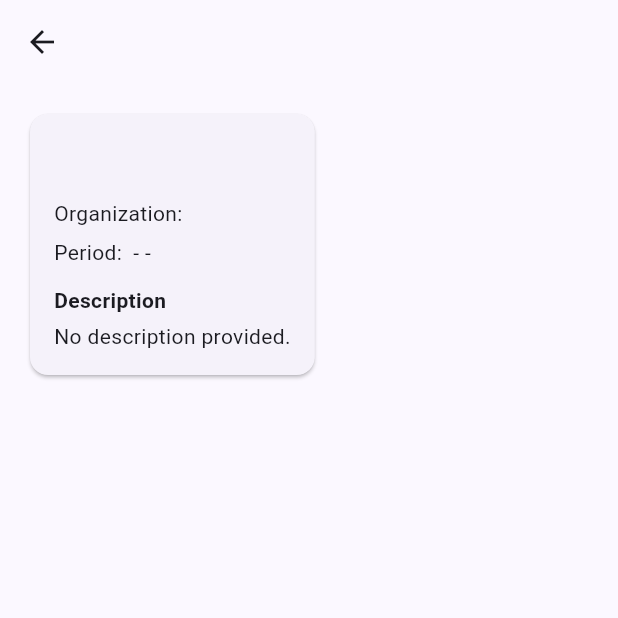
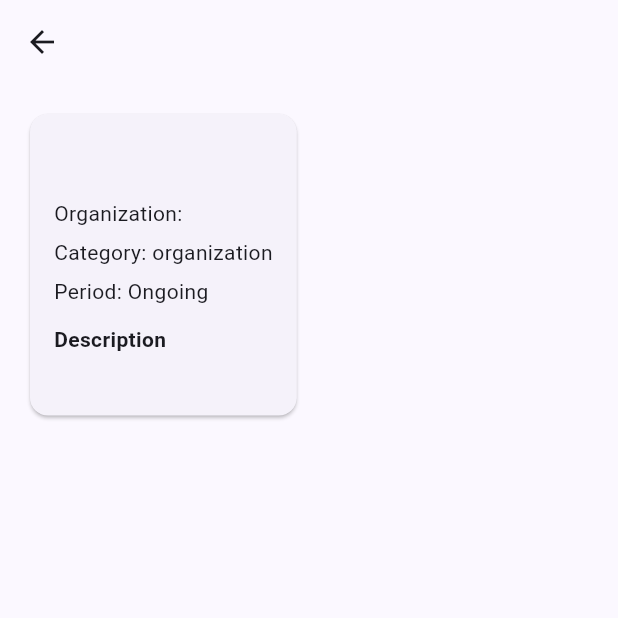
Before and after one commit to nadincahyani/myportofolio_mobile, a Flutter app: the ExperienceDetailScreen screen opened directly with empty values, on a phone screen of 412 x 824 dp, the top half of it. Run offline on Flutter 3.47's test engine with Material 3 defaults, Android fonts, the phone set to English and light mode, and no system bars; our stand-ins replace material_ui; generated files the repository leaves out were written again; network calls fail.

Commit message:
feat: add education & experience screens and sync API integration

```diff
--- a/lib/models/education.dart
+++ b/lib/models/education.dart
@@ -8,19 +8,17 @@ class Education {
   final int? id;
   final String institution;
   final String degree;
-  final String fieldOfStudy;
-  final String startYear;
+  final int startYear;
   final String? endYear;
-  final String description;
+  final bool isOngoing;
 
   const Education({
     this.id,
     required this.institution,
     required this.degree,
-    required this.fieldOfStudy,
     required this.startYear,
     this.endYear,
-    this.description = '',
+    this.isOngoing = false,
   });
 
   factory Education.fromJson(Map<String, dynamic> json) =>
--- a/lib/models/experience.dart
+++ b/lib/models/experience.dart
@@ -5,24 +5,24 @@ part 'experience.g.dart';
 @JsonSerializable(fieldRename: FieldRename.snake)
 class Experience {
   @JsonKey(includeToJson: false)
-  final int? id;
+  final String? id;
   final String role;
   final String organization;
-  final String location;
-  final String startDate;
-  final String? endDate;
-  final bool isCurrent;
   final String description;
+  final String category;
+  final String? dateDisplay;
+  final String? documentationUrl;
+  final bool isOngoing;
 
   const Experience({
     this.id,
     required this.role,
     required this.organization,
-    this.location = '',
-    required this.startDate,
-    this.endDate,
-    this.isCurrent = false,
-    this.description = '',
+    required this.description,
+    this.category = 'organization',
+    this.dateDisplay,
+    this.documentationUrl,
+    this.isOngoing = true,
   });
 
   factory Experience.fromJson(Map<String, dynamic> json) =>
--- a/lib/screens/education_detail_screen.dart
+++ b/lib/screens/education_detail_screen.dart
@@ -8,10 +8,11 @@ class EducationDetailScreen extends StatelessWidget {
 
   @override
   Widget build(BuildContext context) {
-    final period =
-        education.endYear != null && education.endYear!.trim().isNotEmpty
-        ? '${education.startYear} - ${education.endYear}'
-        : '${education.startYear} - Present';
+    final endLabel = education.isOngoing
+        ? 'Present'
+        : (education.endYear != null && education.endYear!.trim().isNotEmpty
+              ? education.endYear!
+              : '-');
 
     return Scaffold(
       appBar: AppBar(title: Text(education.institution)),
@@ -30,19 +31,10 @@ class EducationDetailScreen extends StatelessWidget {
                 const SizedBox(height: 8),
                 Text('Degree: ${education.degree}'),
                 const SizedBox(height: 6),
-                Text('Field of Study: ${education.fieldOfStudy}'),
+                Text('Period: ${education.startYear} - $endLabel'),
                 const SizedBox(height: 6),
-                Text('Period: $period'),
-                const SizedBox(height: 12),
-                const Text(
-                  'Description',
-                  style: TextStyle(fontWeight: FontWeight.bold),
-                ),
-                const SizedBox(height: 4),
                 Text(
-                  education.description.trim().isNotEmpty
-                      ? education.description
-                      : 'No description provided.',
+                  'Status: ${education.isOngoing ? 'Ongoing' : 'Completed'}',
                 ),
               ],
             ),
--- a/lib/screens/education_list_screen.dart
+++ b/lib/screens/education_list_screen.dart
@@ -89,9 +89,7 @@ class _EducationListScreenState extends State<EducationListScreen> {
                 return Card(
                   child: ListTile(
                     title: Text(edu.institution),
-                    subtitle: Text(
-                      '${edu.degree} • ${edu.fieldOfStudy} (${edu.startYear})',
-                    ),
+                    subtitle: Text('${edu.degree} (${edu.startYear})'),
                     trailing: const Icon(Icons.chevron_right),
                     onTap: () {
                       Navigator.push(
--- a/lib/screens/experience_detail_screen.dart
+++ b/lib/screens/experience_detail_screen.dart
@@ -8,11 +8,11 @@ class ExperienceDetailScreen extends StatelessWidget {
 
   @override
   Widget build(BuildContext context) {
-    final endLabel = experience.isCurrent
-        ? 'Present'
-        : (experience.endDate != null && experience.endDate!.trim().isNotEmpty
-              ? experience.endDate!
-              : '-');
+    final period =
+        experience.dateDisplay != null &&
+            experience.dateDisplay!.trim().isNotEmpty
+        ? experience.dateDisplay!
+        : (experience.isOngoing ? 'Ongoing' : 'Completed');
 
     return Scaffold(
       appBar: AppBar(title: Text(experience.role)),
@@ -30,23 +30,22 @@ class ExperienceDetailScreen extends StatelessWidget {
                 ),
                 const SizedBox(height: 8),
                 Text('Organization: ${experience.organization}'),
-                if (experience.location.trim().isNotEmpty) ...[
+                const SizedBox(height: 6),
+                Text('Category: ${experience.category}'),
+                const SizedBox(height: 6),
+                Text('Period: $period'),
+                if (experience.documentationUrl != null &&
+                    experience.documentationUrl!.trim().isNotEmpty) ...[
                   const SizedBox(height: 6),
-                  Text('Location: ${experience.location}'),
+                  Text('Documentation: ${experience.documentationUrl}'),
                 ],
-                const SizedBox(height: 6),
-                Text('Period: ${experience.startDate} - $endLabel'),
                 const SizedBox(height: 12),
                 const Text(
                   'Description',
                   style: TextStyle(fontWeight: FontWeight.bold),
                 ),
                 const SizedBox(height: 4),
-                Text(
-                  experience.description.trim().isNotEmpty
-                      ? experience.description
-                      : 'No description provided.',
-                ),
+                Text(experience.description),
               ],
             ),
           ),
--- a/lib/screens/experience_list_screen.dart
+++ b/lib/screens/experience_list_screen.dart
@@ -108,7 +108,9 @@ class _ExperienceListScreenState extends State<ExperienceListScreen> {
                 return Card(
                   child: ListTile(
                     title: Text(exp.role),
-                    subtitle: Text('${exp.organization} • ${exp.startDate}'),
+                    subtitle: Text(
+                      '${exp.organization} • ${exp.dateDisplay ?? exp.category}',
+                    ),
                     trailing: const Icon(Icons.chevron_right),
                     onTap: () {
                       Navigator.push(
```
Also changed, not shown: lib/screens/experience_form.dart (+179 -213 lines), lib/services/api_client.dart (+13 -36 lines), lib/widgets/left_drawer.dart (+50 -4 lines), lib/widgets/project_card.dart (+32 -2 lines).
